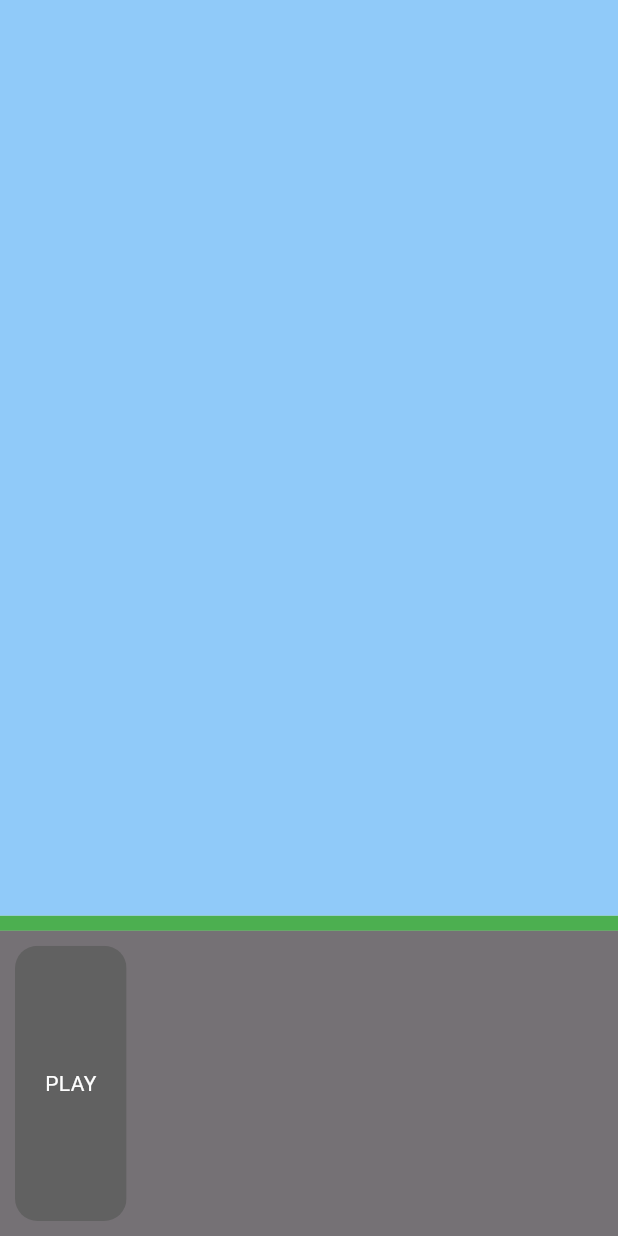
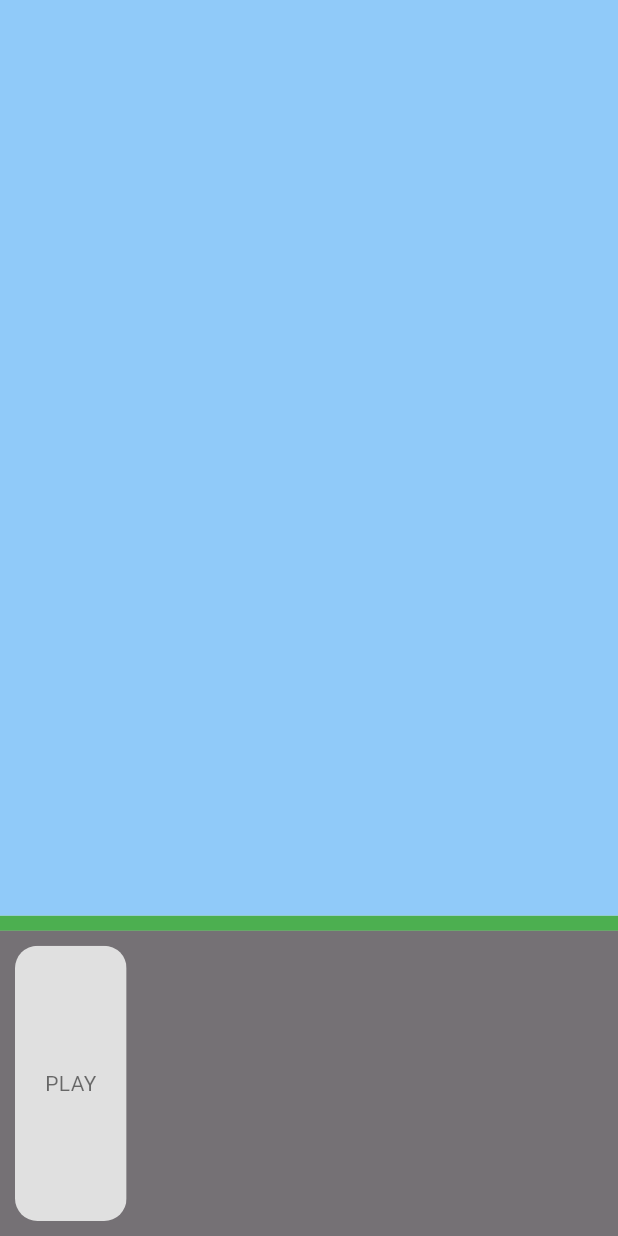
Before and after one commit to kwakyebrilliant/maplestoryapp, a Flutter app: the screen it shows after launch, on a phone screen of 412 x 824 dp. Run offline on Flutter 3.47's test engine with Material 3 defaults, Android fonts, the phone set to English and light mode, and no system bars.

Commit message:
button updates

```diff
--- a/lib/button.dart
+++ b/lib/button.dart
@@ -15,12 +15,12 @@ class MyButton extends StatelessWidget {
           borderRadius: BorderRadius.circular(15.0),
           child: Container(
             padding: const EdgeInsets.all(20.0),
-            color: Colors.grey[700],
+            color: Colors.grey[300],
             child: Center(
               child: Text(
                 text,
                 style: const TextStyle(
-                  color: Colors.white,
+                  color: Colors.black54,
                 ),
               ),
             ),
```
